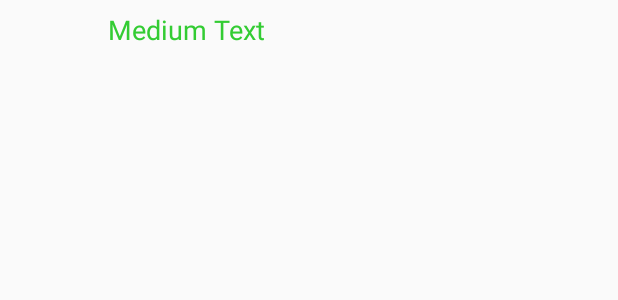
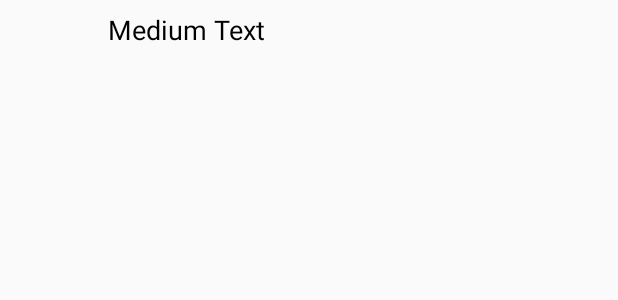
Before and after one commit to LudNaucnik/Quiz, an Android app: the layout custom_listview.xml on its own in the app's theme, with its tools: preview values and no code run, on a phone screen of 412 x 824 dp. Shown: the top 300 px of the screen. Run offline under Robolectric (Android 15) with nearby library versions, the phone set to English and light mode, and no system bars.

Commit message:
Changed Text Color

```diff
--- a/app/src/main/res/layout/custom_listview.xml
+++ b/app/src/main/res/layout/custom_listview.xml
@@ -24,6 +24,6 @@
             android:padding="2dp"
             android:text="Medium Text"
             android:textAppearance="?android:attr/textAppearanceMedium"
-            android:textColor="#33CC33" />
+            android:textColor="#000000" />
     </LinearLayout>
 </LinearLayout>
```
